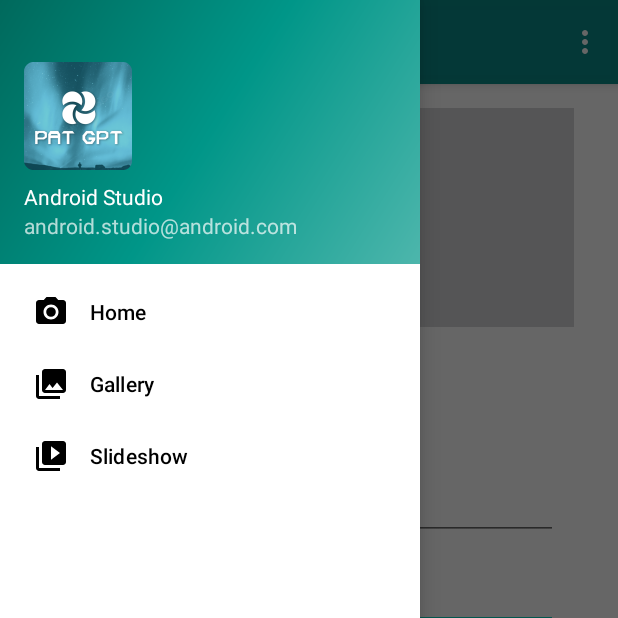
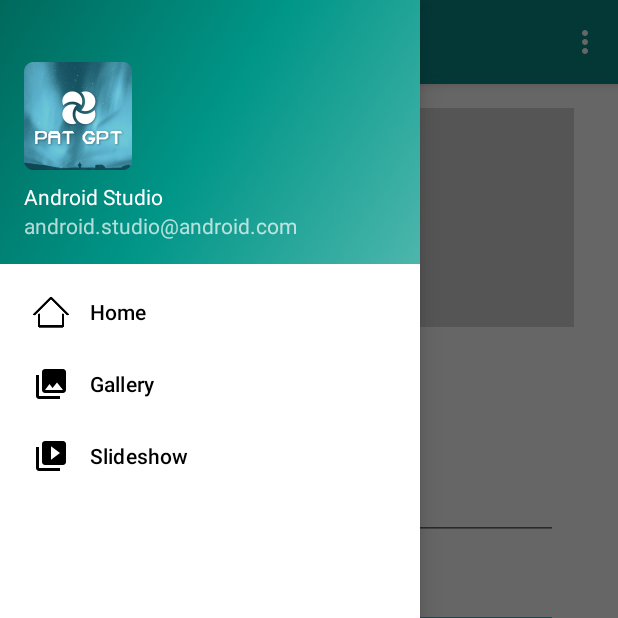
Before and after one commit to Pmacdon15/PatGPT, an Android app: the screen it shows after launch (MainActivity), with the side drawer open, on a phone screen of 412 x 824 dp, the top half of it. Run offline under Robolectric (Android 15) with nearby library versions, the phone set to English and light mode, and no system bars; our stand-ins replace navigation-ui.

Commit message:
changed home icon

```diff
--- a/app/src/main/res/menu/activity_main_drawer.xml
+++ b/app/src/main/res/menu/activity_main_drawer.xml
@@ -6,7 +6,7 @@
     <group android:checkableBehavior="single">
         <item
             android:id="@+id/nav_home"
-            android:icon="@drawable/ic_menu_camera"
+            android:icon="@drawable/home"
             android:title="@string/menu_home" />
         <item
             android:id="@+id/nav_gallery"
```
Also changed, not shown: app/src/main/res/drawable/home.png (added).
